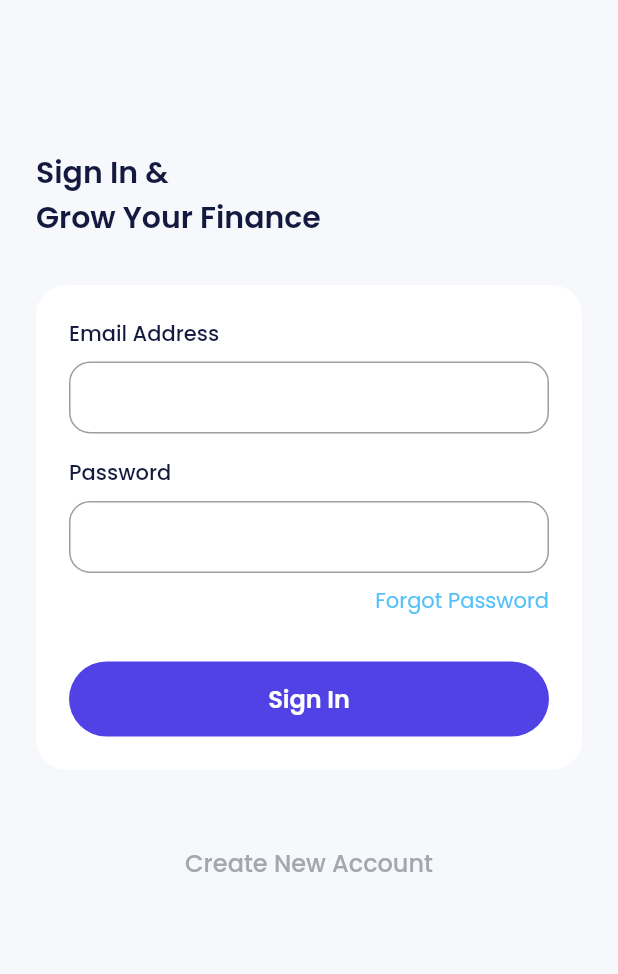
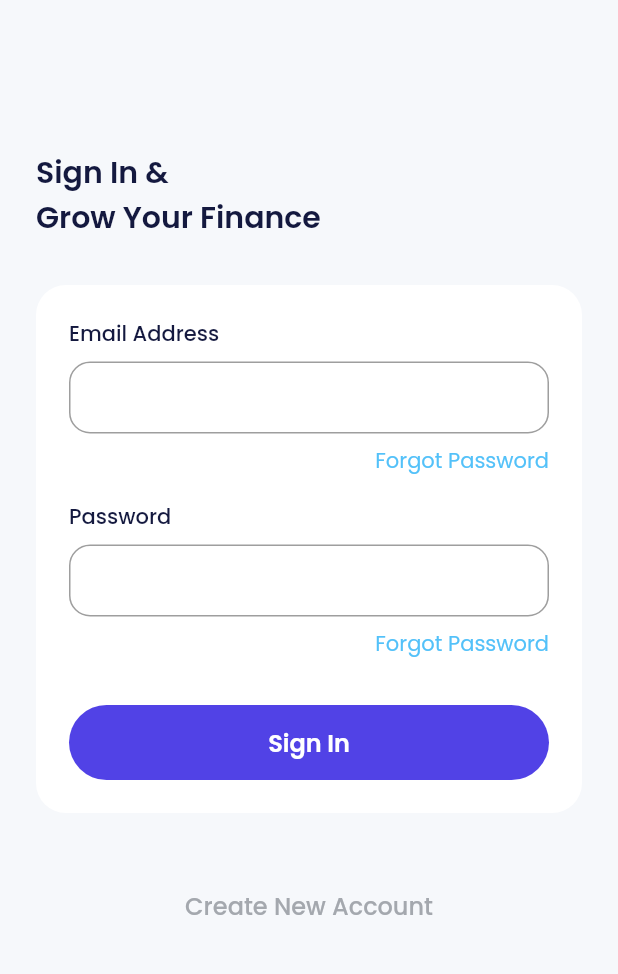
Before and after one commit to TedoHarisC/bank-sha, a Flutter app: the SignInPage screen opened directly, on a phone screen of 412 x 824 dp, the part 225-1199 px from its top. Run offline on Flutter 3.47's test engine with Material 2 defaults, Android fonts, the phone set to English and light mode, and no system bars; our stand-ins replace carousel_slider, google_fonts.

Commit message:
Membuat Widget form dan refactoring url

```diff
--- a/lib/ui/pages/sign_in_page.dart
+++ b/lib/ui/pages/sign_in_page.dart
@@ -1,5 +1,6 @@
 import 'package:bank_sha/shared/theme.dart';
 import 'package:bank_sha/ui/widgets/buttons.dart';
+import 'package:bank_sha/ui/widgets/forms.dart';
 import 'package:flutter/material.dart';
 
 class SignInPage extends StatelessWidget {
@@ -45,56 +46,14 @@ class SignInPage extends StatelessWidget {
               crossAxisAlignment: CrossAxisAlignment.start,
               children: [
                 //NOTE : EMAIL INPUT
-                Column(
-                  crossAxisAlignment: CrossAxisAlignment.start,
-                  children: [
-                    Text(
-                      'Email Address',
-                      style: blackTextStyle.copyWith(
-                        fontWeight: medium,
-                      ),
-                    ),
-                    const SizedBox(height: 8),
-                    TextFormField(
-                      decoration: InputDecoration(
-                        border: OutlineInputBorder(
-                          borderRadius: BorderRadius.circular(14),
-                        ),
-                        contentPadding: const EdgeInsets.all(12),
-                      ),
-                    ),
-                  ],
+                const CustomFormField(
+                  title: "Email Address",
                 ),
                 const SizedBox(height: 16),
                 //NOTE : PASSWORD INPUT
-                Column(
-                  crossAxisAlignment: CrossAxisAlignment.start,
-                  children: [
-                    Text(
-                      'Password',
-                      style: blackTextStyle.copyWith(
-                        fontWeight: medium,
-                      ),
-                    ),
-                    const SizedBox(height: 8),
-                    TextFormField(
-                      obscureText: true,
-                      decoration: InputDecoration(
-                        border: OutlineInputBorder(
-                          borderRadius: BorderRadius.circular(14),
-                        ),
-                        contentPadding: const EdgeInsets.all(12),
-                      ),
-                    ),
-                    const SizedBox(height: 8),
-                    Align(
-                      alignment: Alignment.centerRight,
-                      child: Text(
-                        'Forgot Password',
-                        style: blueTextStyle,
-                      ),
-                    )
-                  ],
+                const CustomFormField(
+                  title: "Password",
+                  obscureText: true,
                 ),
                 const SizedBox(height: 30),
                 //NOTE : BUTTON SIGN IN
@@ -110,6 +69,7 @@ class SignInPage extends StatelessWidget {
             title: 'Create New Account',
             onPressed: () {},
           ),
+          const SizedBox(height: 50),
         ],
       ),
     );
--- /dev/null
+++ b/lib/ui/widgets/forms.dart
@@ -0,0 +1,49 @@
+import 'package:bank_sha/shared/theme.dart';
+import 'package:flutter/material.dart';
+
+class CustomFormField extends StatelessWidget {
+  final String title;
+  final bool obscureText;
+  final TextEditingController? controller;
+
+  const CustomFormField({
+    super.key,
+    required this.title,
+    this.obscureText = false,
+    this.controller,
+  });
+
+  @override
+  Widget build(BuildContext context) {
+    return Column(
+      crossAxisAlignment: CrossAxisAlignment.start,
+      children: [
+        Text(
+          title,
+          style: blackTextStyle.copyWith(
+            fontWeight: medium,
+          ),
+        ),
+        const SizedBox(height: 8),
+        TextFormField(
+          obscureText: obscureText,
+          controller: controller,
+          decoration: InputDecoration(
+            border: OutlineInputBorder(
+              borderRadius: BorderRadius.circular(14),
+            ),
+            contentPadding: const EdgeInsets.all(12),
+          ),
+        ),
+        const SizedBox(height: 8),
+        Align(
+          alignment: Alignment.centerRight,
+          child: Text(
+            'Forgot Password',
+            style: blueTextStyle,
+          ),
+        )
+      ],
+    );
+  }
+}
```
Also changed, not shown: lib/main.dart (+8 -2 lines), lib/ui/pages/onboarding_page.dart (+4 -7 lines), lib/ui/pages/splash_page.dart (+1 -6 lines), pubspec.lock, 1 other file.
